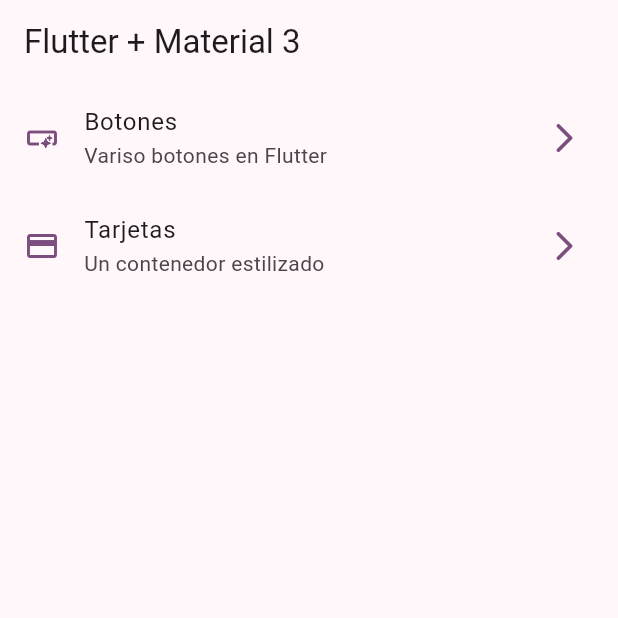
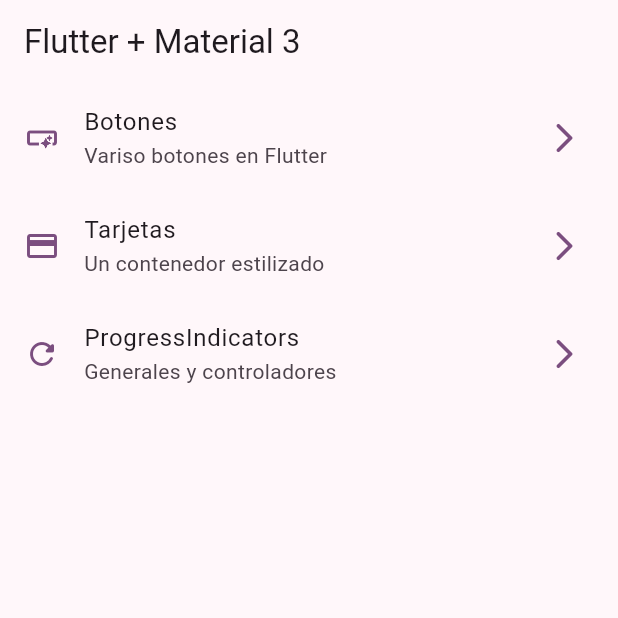
Before and after one commit to dcavadiam/widgets-app, a Flutter app: the screen it shows after launch, on a phone screen of 412 x 824 dp, the top half of it. Run offline on Flutter 3.47's test engine with Material 3 defaults, Android fonts, the phone set to English and light mode, and no system bars; our stand-ins replace go_router.

Commit message:
Progress indicators finished

```diff
--- a/lib/config/menu/menu_items.dart
+++ b/lib/config/menu/menu_items.dart
@@ -26,4 +26,9 @@ const appMenuItems = <MenuItem>[
     link: '/cards',
     icon: Icons.credit_card,
   ),
+  MenuItem(
+      title: 'ProgressIndicators',
+      subTitle: 'Generales y controladores',
+      link: '/progress',
+      icon: Icons.refresh_rounded)
 ];
--- a/lib/config/router/app_router.dart
+++ b/lib/config/router/app_router.dart
@@ -1,4 +1,5 @@
 import 'package:go_router/go_router.dart';
+import 'package:widgets_app/presentation/screens/progress/progress_screen.dart';
 import 'package:widgets_app/presentation/screens/screens.dart';
 
 // GoRouter configuration
@@ -20,5 +21,10 @@ final appRouter = GoRouter(
       name: CardsScreen.routeName,
       builder: (context, state) => const CardsScreen(),
     ),
+    GoRoute(
+      path: '/progress',
+      name: ProgressScreen.routeName,
+      builder: (context, state) => const ProgressScreen(),
+    ),
   ],
 );
```
Also changed, not shown: lib/presentation/screens/progress/progress_screen.dart (+64 -2 lines).
